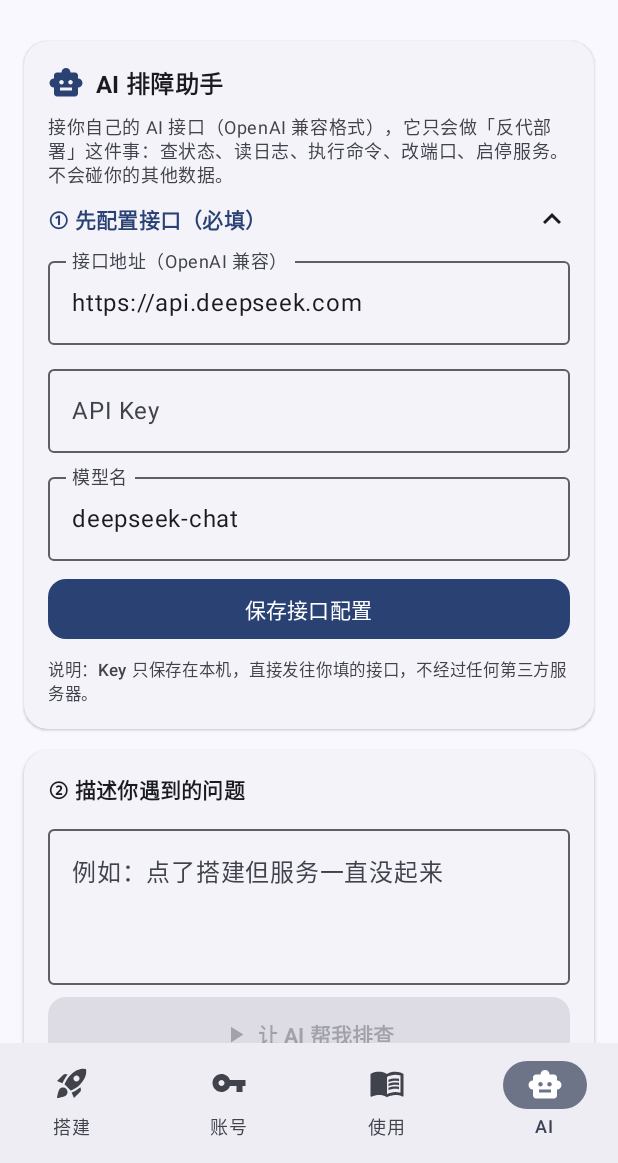
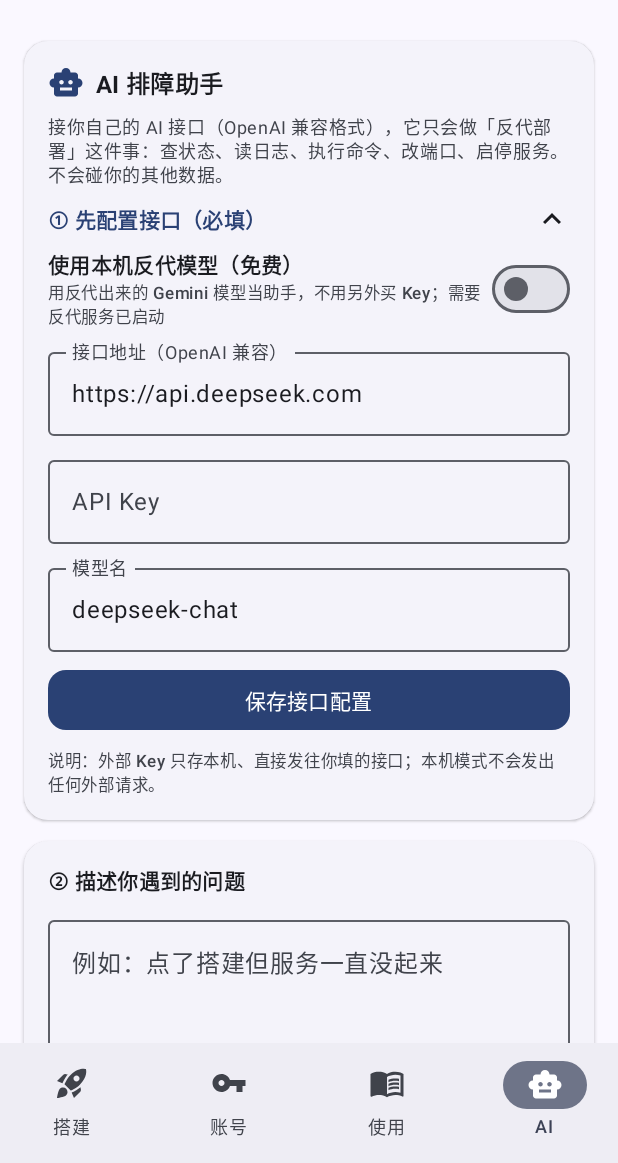
Before and after one commit to Arigels/AIStudioProxyHelper-Stable-Release, an Android app built with Jetpack Compose: the screen it shows after launch (MainActivity), item 4 of the bottom bar chosen, on a phone screen of 412 x 824 dp, the part 73-1236 px from its top. Run offline under Robolectric (Android 15) with nearby library versions, the phone set to English and light mode, and no system bars; pictures from the network do not load.

Commit message:
v1.9.0: AI 助手支持使用本机反代模型（Gemini 协议直连，免外部 Key）

```diff
--- a/app/build.gradle.kts
+++ b/app/build.gradle.kts
@@ -12,8 +12,8 @@ android {
         applicationId = "com.aistudio.proxyhelper"
         minSdk = 26
         targetSdk = 35
-        versionCode = 11
-        versionName = "1.8.0"
+        versionCode = 12
+        versionName = "1.9.0"
 
         vectorDrawables {
             useSupportLibrary = true
--- a/app/src/main/java/com/aistudio/proxyhelper/data/SettingsRepository.kt
+++ b/app/src/main/java/com/aistudio/proxyhelper/data/SettingsRepository.kt
@@ -75,6 +75,27 @@ class SettingsRepository(context: Context) {
             prefs.edit().putString(KEY_AGENT_MODEL, value.trim()).apply()
         }
 
+    /** AI 助手是否改用本机反代出来的模型（免费，无需外部 Key）。 */
+    var agentUseLocal: Boolean
+        get() = prefs.getBoolean(KEY_AGENT_USE_LOCAL, false)
+        set(value) {
+            prefs.edit().putBoolean(KEY_AGENT_USE_LOCAL, value).apply()
+        }
+
+    /** 本机反代模型名。 */
+    var agentLocalModel: String
+        get() = prefs.getString(KEY_AGENT_LOCAL_MODEL, "gemini-3.7-flash") ?: ""
+        set(value) {
+            prefs.edit().putString(KEY_AGENT_LOCAL_MODEL, value.trim()).apply()
+        }
+
+    /** 本机反代使用的 API Key（服务未配置鉴权时任意非空即可）。 */
+    var agentLocalKey: String
+        get() = prefs.getString(KEY_AGENT_LOCAL_KEY, "aistudio-api") ?: ""
+        set(value) {
+            prefs.edit().putString(KEY_AGENT_LOCAL_KEY, value.trim()).apply()
+        }
+
     companion object {
         private const val PREFS_NAME = "aistudio_proxy_helper_prefs"
         private const val KEY_PORT = "port"
@@ -88,5 +109,8 @@ class SettingsRepository(context: Context) {
         private const val KEY_AGENT_BASE_URL = "agent_base_url"
         private const val KEY_AGENT_API_KEY = "agent_api_key"
         private const val KEY_AGENT_MODEL = "agent_model"
+        private const val KEY_AGENT_USE_LOCAL = "agent_use_local"
+        private const val KEY_AGENT_LOCAL_MODEL = "agent_local_model"
+        private const val KEY_AGENT_LOCAL_KEY = "agent_local_key"
     }
 }
--- a/app/src/main/java/com/aistudio/proxyhelper/ui/AgentScreen.kt
+++ b/app/src/main/java/com/aistudio/proxyhelper/ui/AgentScreen.kt
@@ -30,6 +30,7 @@ import androidx.compose.material3.MaterialTheme
 import androidx.compose.material3.OutlinedButton
 import androidx.compose.material3.OutlinedTextField
 import androidx.compose.material3.Surface
+import androidx.compose.material3.Switch
 import androidx.compose.material3.Text
 import androidx.compose.runtime.Composable
 import androidx.compose.runtime.getValue
@@ -47,16 +48,18 @@ import com.aistudio.proxyhelper.agent.AgentLine
 @Composable
 fun AgentScreen(
     uiState: MainUiState,
-    onSaveConfig: (String, String, String) -> Unit,
+    onSaveConfig: (String, String, String, Boolean, String) -> Unit,
     onRun: (String) -> Unit
 ) {
     var problem by remember { mutableStateOf("") }
     var showConfig by remember(uiState.agentApiKey) {
-        mutableStateOf(uiState.agentApiKey.isBlank())
+        mutableStateOf(uiState.agentApiKey.isBlank() && !uiState.agentUseLocal)
     }
     var baseUrl by remember(uiState.agentBaseUrl) { mutableStateOf(uiState.agentBaseUrl) }
     var apiKey by remember(uiState.agentApiKey) { mutableStateOf(uiState.agentApiKey) }
     var model by remember(uiState.agentModel) { mutableStateOf(uiState.agentModel) }
+    var useLocal by remember(uiState.agentUseLocal) { mutableStateOf(uiState.agentUseLocal) }
+    var localModel by remember(uiState.agentLocalModel) { mutableStateOf(uiState.agentLocalModel) }
 
     Column(
         modifier = Modifier
@@ -115,6 +118,35 @@ fun AgentScreen(
 
                 AnimatedVisibility(visible = showConfig) {
                     Column(verticalArrangement = Arrangement.spacedBy(8.dp)) {
+                        Row(
+                            modifier = Modifier.fillMaxWidth(),
+                            verticalAlignment = Alignment.CenterVertically
+                        ) {
+                            Column(modifier = Modifier.weight(1f)) {
+                                Text(
+                                    text = "使用本机反代模型（免费）",
+                                    style = MaterialTheme.typography.bodyMedium,
+                                    fontWeight = FontWeight.SemiBold
+                                )
+                                Text(
+                                    text = "用反代出来的 Gemini 模型当助手，不用另外买 Key；需要反代服务已启动",
+                                    style = MaterialTheme.typography.labelSmall,
+                                    color = MaterialTheme.colorScheme.onSurfaceVariant
+                                )
+                            }
+                            Switch(checked = useLocal, onCheckedChange = { useLocal = it })
+                        }
+
+                        if (useLocal) {
+                            OutlinedTextField(
+                                value = localModel,
+                                onValueChange = { localModel = it },
+                                label = { Text("反代模型名") },
+                                placeholder = { Text("如 gemini-3.7-flash") },
+                                singleLine = true,
+                                modifier = Modifier.fillMaxWidth()
+                            )
+                        } else {
                             OutlinedTextField(
                                 value = baseUrl,
                                 onValueChange = { baseUrl = it },
@@ -139,9 +171,17 @@ fun AgentScreen(
                                 singleLine = true,
                                 modifier = Modifier.fillMaxWidth()
                             )
+                        }
+
                         Button(
                             onClick = {
-                                onSaveConfig(baseUrl.trim(), apiKey.trim(), model.trim())
+                                onSaveConfig(
+                                    baseUrl.trim(),
+                                    apiKey.trim(),
+                                    model.trim(),
+                                    useLocal,
+                                    localModel.trim()
+                                )
                                 showConfig = false
                             },
                             modifier = Modifier.fillMaxWidth(),
@@ -150,7 +190,7 @@ fun AgentScreen(
                             Text("保存接口配置")
                         }
                         Text(
-                            text = "说明：Key 只保存在本机，直接发往你填的接口，不经过任何第三方服务器。",
+                            text = "说明：外部 Key 只存本机、直接发往你填的接口；本机模式不会发出任何外部请求。",
                             style = MaterialTheme.typography.labelSmall,
                             color = MaterialTheme.colorScheme.onSurfaceVariant
                         )
@@ -183,7 +223,8 @@ fun AgentScreen(
                 )
                 Button(
                     onClick = { onRun(problem) },
-                    enabled = !uiState.agentRunning && uiState.agentApiKey.isNotBlank(),
+                    enabled = !uiState.agentRunning &&
+                        (uiState.agentUseLocal || uiState.agentApiKey.isNotBlank()),
                     modifier = Modifier
                         .fillMaxWidth()
                         .height(50.dp),
```
Also changed, not shown: app/src/main/java/com/aistudio/proxyhelper/agent/AgentEngine.kt (+94 -12 lines), app/src/main/java/com/aistudio/proxyhelper/ui/MainViewModel.kt (+31 -5 lines), 1 other file. Lines whose indentation alone changed are shown as unchanged.
